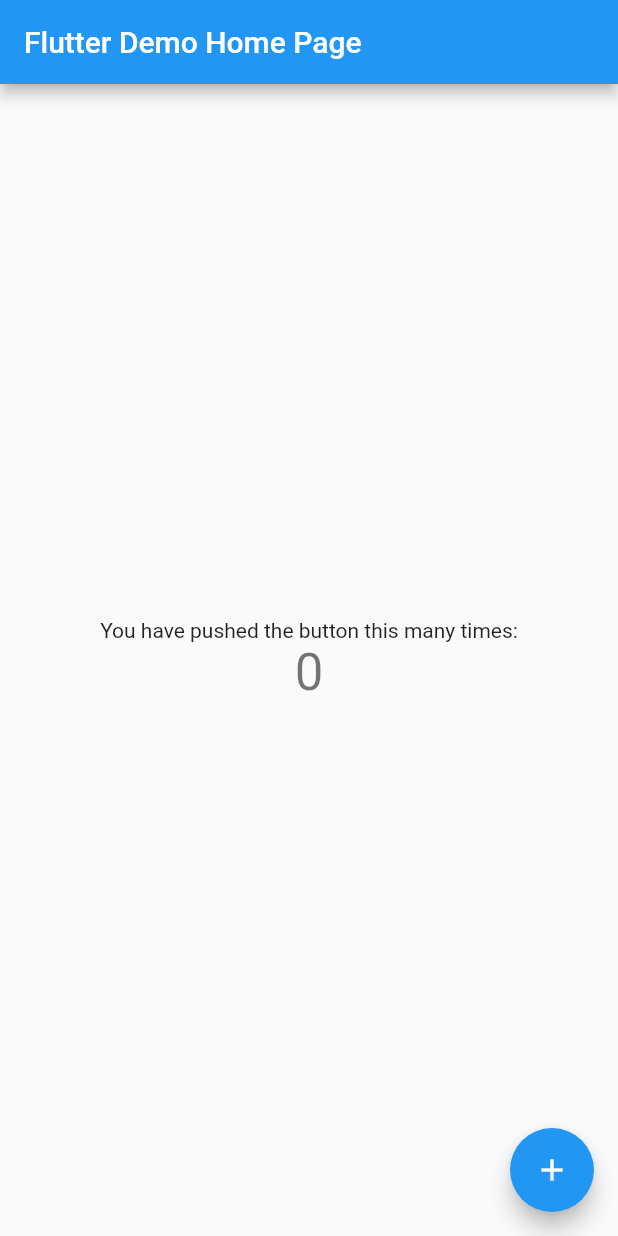
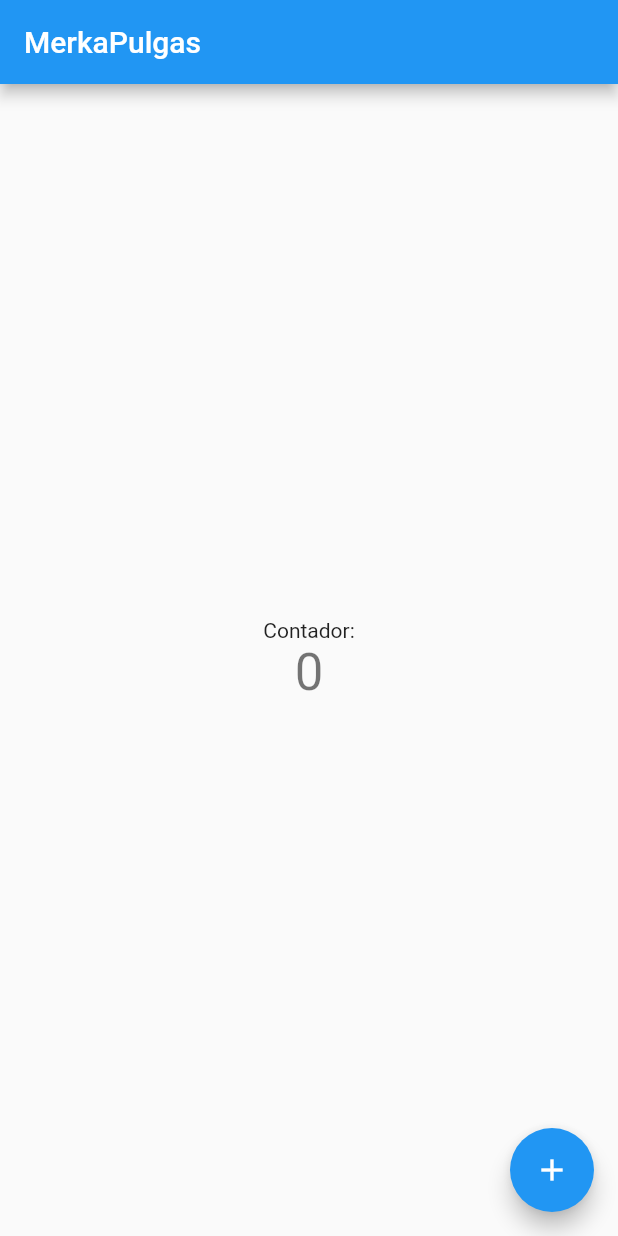
Before and after one commit to merkapulgas/Merkapulgas, a Flutter app: the screen it shows after launch, on a phone screen of 412 x 824 dp. Run offline on Flutter 3.47's test engine with Material 2 defaults, Android fonts, the phone set to English and light mode, and no system bars.

```diff
--- a/lib/main.dart
+++ b/lib/main.dart
@@ -9,7 +9,7 @@
   @override
   Widget build(BuildContext context) {
     return MaterialApp(
-      title: 'Flutter Demo',
+      title: 'MerkaPulgas',
       theme: ThemeData(
         // This is the theme of your application.
         //
@@ -26,7 +26,7 @@
         // closer together (more dense) than on mobile platforms.
         visualDensity: VisualDensity.adaptivePlatformDensity,
       ),
-      home: MyHomePage(title: 'Flutter Demo Home Page'),
+      home: MyHomePage(title: 'MerkaPulgas'),
     );
   }
 }
@@ -98,7 +98,7 @@
           mainAxisAlignment: MainAxisAlignment.center,
           children: <Widget>[
             Text(
-              'You have pushed the button this many times:',
+              'Contador:',
             ),
             Text(
               '$_counter',
@@ -109,7 +109,7 @@
       ),
       floatingActionButton: FloatingActionButton(
         onPressed: _incrementCounter,
-        tooltip: 'Increment',
+        tooltip: 'Incremento',
         child: Icon(Icons.add),
       ), // This trailing comma makes auto-formatting nicer for build methods.
     );
```
